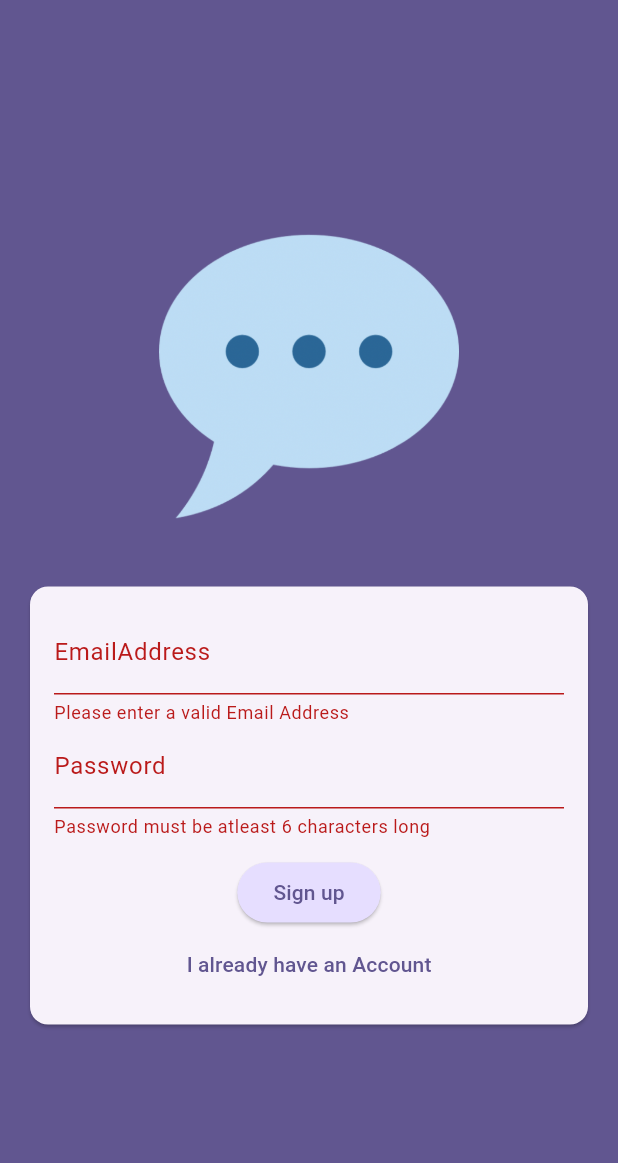
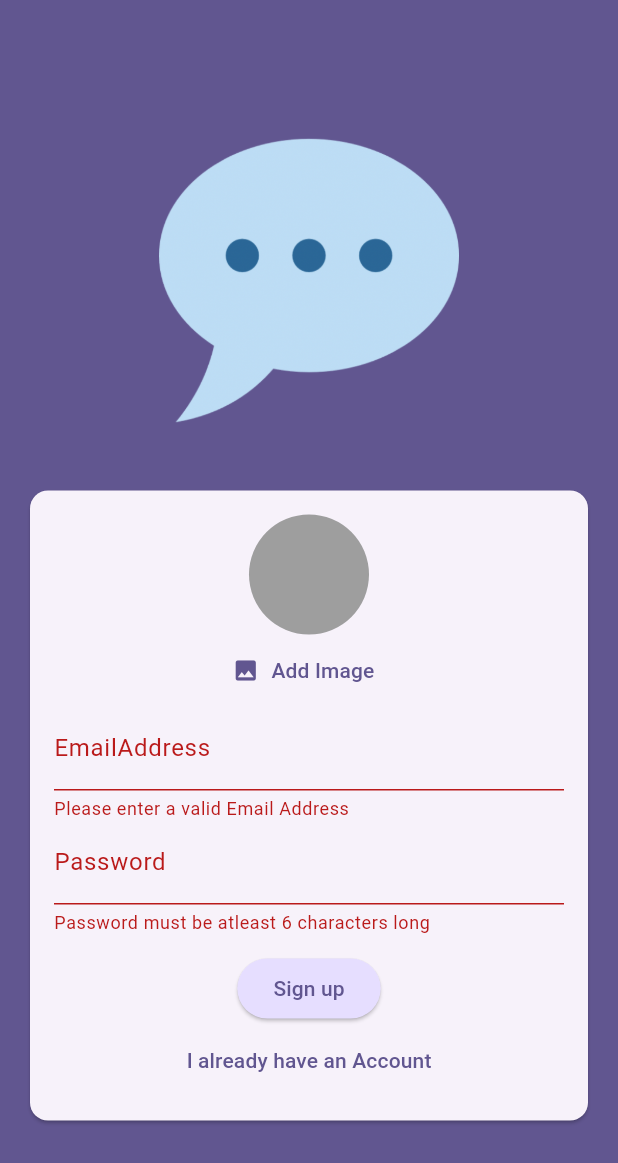
Before and after one commit to karkau123/CHAT_APP, a Flutter app: the screen it shows after launch, after a tap on "Login", after a tap on "Create an Account", on a phone screen of 412 x 824 dp. Shown: the top 1163 px of the screen. Run offline on Flutter 3.47's test engine with Material 3 defaults, Android fonts, the phone set to English and light mode, and no system bars; our stand-ins replace firebase_auth, firebase_core, image_picker; accounts and stored records are empty.

Commit message:
Adding an image picker if we are in signup mode

```diff
--- a/lib/screens/auth.dart
+++ b/lib/screens/auth.dart
@@ -1,3 +1,4 @@
+import 'package:chat_app/screens/widgets/user_image_picker.dart';
 import 'package:flutter/material.dart';
 import 'package:firebase_auth/firebase_auth.dart';
 
@@ -81,6 +82,8 @@ class _AuthScreenState extends State<AuthScreen> {
                     child: Column(
                       mainAxisSize: MainAxisSize.min,
                       children: [
+                        if (!_isLogin)
+                        UserImagePicker(),
                         TextFormField(
                           decoration: const InputDecoration(
                             labelText: 'EmailAddress',
--- a/lib/screens/chat.dart
+++ b/lib/screens/chat.dart
@@ -13,6 +13,7 @@ class ChatScreen extends StatelessWidget {
           IconButton(
               onPressed: () {
                 FirebaseAuth.instance.signOut();
+
               },
               icon: Icon(
                 Icons.exit_to_app,
--- /dev/null
+++ b/lib/screens/widgets/user_image_picker.dart
@@ -0,0 +1,51 @@
+import 'dart:io';
+
+import 'package:flutter/material.dart';
+import 'package:image_picker/image_picker.dart';
+
+class UserImagePicker extends StatefulWidget {
+  const UserImagePicker({super.key});
+
+  @override
+  State<UserImagePicker> createState() => _UserImagePickerState();
+}
+
+class _UserImagePickerState extends State<UserImagePicker> {
+  File? _pickedImageFile;
+  void _pickImage() async {
+    final pickedImage = await ImagePicker().pickImage(
+      source: ImageSource.camera,
+      imageQuality: 50,
+      maxWidth: 150,
+    );
+    if (pickedImage == null) {
+      return;
+    }
+
+    setState(() {
+      _pickedImageFile = File(pickedImage.path);
+    });
+  }
+
+  @override
+  Widget build(BuildContext context) {
+    return Column(
+      children: [
+        CircleAvatar(
+          radius: 40,
+          backgroundColor: Colors.grey,
+           foregroundImage: _pickedImageFile != null ? FileImage(_pickedImageFile!): null,
+        ),
+        TextButton.icon(
+            onPressed: _pickImage,
+            icon: Icon(Icons.image),
+            label: Text(
+              "Add Image ",
+              style: TextStyle(
+                color: Theme.of(context).colorScheme.primary,
+              ),
+            ))
+      ],
+    );
+  }
+}
--- a/pubspec.yaml
+++ b/pubspec.yaml
@@ -37,6 +37,8 @@ dependencies:
   cupertino_icons: ^1.0.2
   firebase_core: ^2.24.2
   firebase_auth: ^4.15.3
+  firebase_storage: ^11.5.6
+  image_picker: ^1.0.5
 
 dev_dependencies:
   flutter_test:
```
Also changed, not shown: pubspec.lock, 5 other files.
